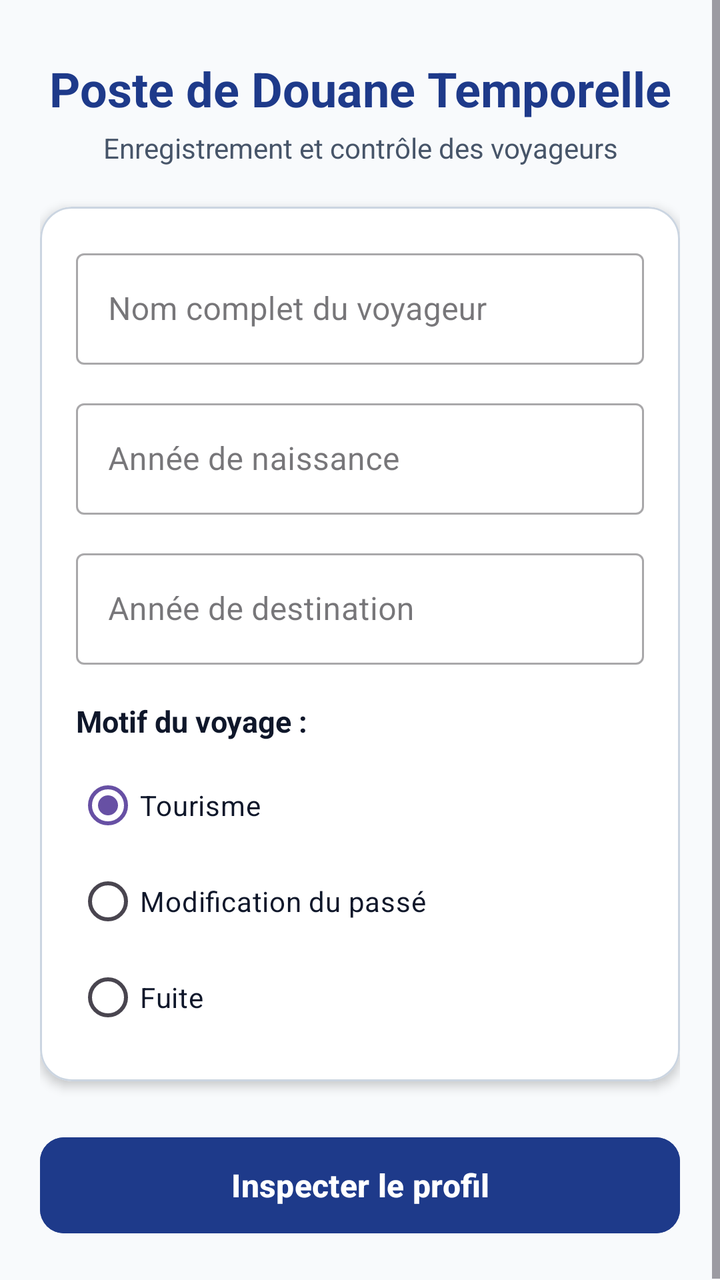
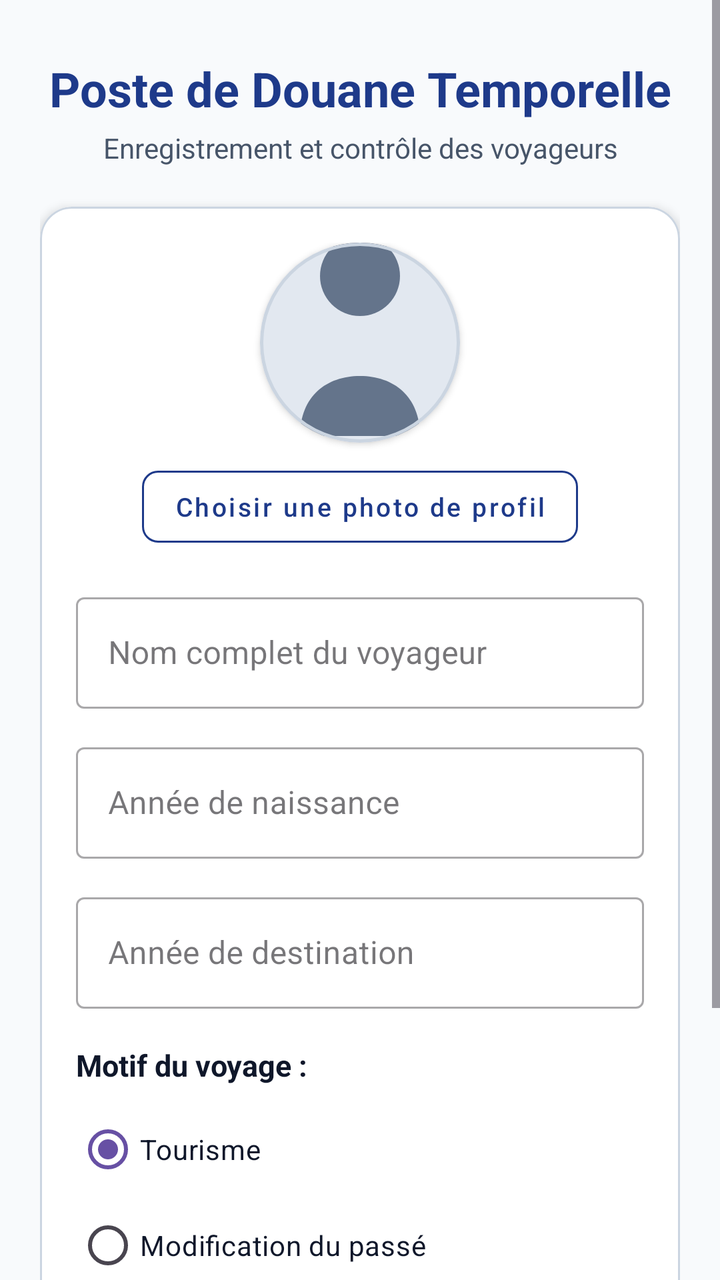

Before-and-after screenshots of an Android layout around one commit, followed by the original layout XML and the change that was made.
<!-- AndroidManifest.xml: application theme Theme.Douane -->
<!-- res/layout/activity_main.xml -->
<?xml version="1.0" encoding="utf-8"?>
<ScrollView xmlns:android="http://schemas.android.com/apk/res/android"
    xmlns:app="http://schemas.android.com/apk/res-auto"
    xmlns:tools="http://schemas.android.com/tools"
    android:id="@+id/scroll_main_wg"
    android:layout_width="match_parent"
    android:layout_height="match_parent"
    android:background="@color/bg_light"
    android:fillViewport="true"
    tools:context=".MainActivity">

    <LinearLayout
        android:id="@+id/ll_main_container_wg"
        android:layout_width="match_parent"
        android:layout_height="wrap_content"
        android:orientation="vertical"
        android:padding="20dp">

        
        <TextView
            android:id="@+id/tv_titre_wg"
            android:layout_width="match_parent"
            android:layout_height="wrap_content"
            android:layout_marginTop="8dp"
            android:gravity="center"
            android:text="@string/titre_formulaire"
            android:textColor="@color/primary_color"
            android:textSize="24sp"
            android:textStyle="bold" />

        <TextView
            android:id="@+id/tv_sous_titre_wg"
            android:layout_width="match_parent"
            android:layout_height="wrap_content"
            android:layout_marginTop="4dp"
            android:layout_marginBottom="20dp"
            android:gravity="center"
            android:text="@string/sous_titre_formulaire"
            android:textColor="@color/text_secondary"
            android:textSize="14sp" />

        
        <com.google.android.material.card.MaterialCardView
            android:id="@+id/card_form_wg"
            android:layout_width="match_parent"
            android:layout_height="wrap_content"
            android:layout_marginBottom="16dp"
            app:cardBackgroundColor="@color/card_bg"
            app:cardCornerRadius="16dp"
            app:cardElevation="3dp"
            app:strokeColor="@color/border_color"
            app:strokeWidth="1dp">

            <LinearLayout
                android:id="@+id/ll_form_content_wg"
                android:layout_width="match_parent"
                android:layout_height="wrap_content"
                android:orientation="vertical"
                android:padding="18dp">

                
                <com.google.android.material.textfield.TextInputLayout
                    android:id="@+id/til_nom_wg"
                    style="@style/Widget.MaterialComponents.TextInputLayout.OutlinedBox"
                    android:layout_width="match_parent"
                    android:layout_height="wrap_content"
                    android:layout_marginBottom="14dp"
                    android:hint="@string/label_nom">

                    <com.google.android.material.textfield.TextInputEditText
                        android:id="@+id/et_nom_wg"
                        android:layout_width="match_parent"
                        android:layout_height="wrap_content"
                        android:inputType="textPersonName|textCapWords"
                        android:textColor="@color/text_primary" />
                </com.google.android.material.textfield.TextInputLayout>

                
                <com.google.android.material.textfield.TextInputLayout
                    android:id="@+id/til_annee_naissance_wg"
                    style="@style/Widget.MaterialComponents.TextInputLayout.OutlinedBox"
                    android:layout_width="match_parent"
                    android:layout_height="wrap_content"
                    android:layout_marginBottom="14dp"
                    android:hint="@string/label_annee_naissance">

                    <com.google.android.material.textfield.TextInputEditText
                        android:id="@+id/et_annee_naissance_wg"
                        android:layout_width="match_parent"
                        android:layout_height="wrap_content"
                        android:inputType="number"
                        android:textColor="@color/text_primary" />
                </com.google.android.material.textfield.TextInputLayout>

                
                <com.google.android.material.textfield.TextInputLayout
                    android:id="@+id/til_annee_destination_wg"
                    style="@style/Widget.MaterialComponents.TextInputLayout.OutlinedBox"
                    android:layout_width="match_parent"
                    android:layout_height="wrap_content"
                    android:layout_marginBottom="18dp"
                    android:hint="@string/label_annee_destination">

                    <com.google.android.material.textfield.TextInputEditText
                        android:id="@+id/et_annee_destination_wg"
                        android:layout_width="match_parent"
                        android:layout_height="wrap_content"
                        android:inputType="number"
                        android:textColor="@color/text_primary" />
                </com.google.android.material.textfield.TextInputLayout>

                
                <TextView
                    android:id="@+id/tv_motif_label_wg"
                    android:layout_width="match_parent"
                    android:layout_height="wrap_content"
                    android:layout_marginBottom="8dp"
                    android:text="@string/label_motif"
                    android:textColor="@color/text_primary"
                    android:textSize="15sp"
                    android:textStyle="bold" />

                <RadioGroup
                    android:id="@+id/rg_motif_wg"
                    android:layout_width="match_parent"
                    android:layout_height="wrap_content"
                    android:orientation="vertical">

                    <RadioButton
                        android:id="@+id/rb_tourisme_wg"
                        android:layout_width="match_parent"
                        android:layout_height="wrap_content"
                        android:checked="true"
                        android:paddingVertical="4dp"
                        android:text="@string/motif_tourisme"
                        android:textColor="@color/text_primary"
                        android:textSize="14sp" />

                    <RadioButton
                        android:id="@+id/rb_modification_wg"
                        android:layout_width="match_parent"
                        android:layout_height="wrap_content"
                        android:paddingVertical="4dp"
                        android:text="@string/motif_modification"
                        android:textColor="@color/text_primary"
                        android:textSize="14sp" />

                    <RadioButton
                        android:id="@+id/rb_fuite_wg"
                        android:layout_width="match_parent"
                        android:layout_height="wrap_content"
                        android:paddingVertical="4dp"
                        android:text="@string/motif_fuite"
                        android:textColor="@color/text_primary"
                        android:textSize="14sp" />
                </RadioGroup>

            </LinearLayout>
        </com.google.android.material.card.MaterialCardView>

        
        <com.google.android.material.button.MaterialButton
            android:id="@+id/btn_inspecter_wg"
            android:layout_width="match_parent"
            android:layout_height="56dp"
            android:layout_marginTop="8dp"
            android:backgroundTint="@color/primary_color"
            android:text="@string/btn_inspecter"
            android:textAllCaps="false"
            android:textColor="@color/white"
            android:textSize="16sp"
            android:textStyle="bold"
            app:cornerRadius="12dp"
            app:iconGravity="textStart" />

    </LinearLayout>
</ScrollView>
<!-- resources referenced by this layout -->
<resources>
  <color name="bg_light">#F8FAFC</color>
  <color name="border_color">#CBD5E1</color>
  <color name="card_bg">#FFFFFF</color>
  <color name="primary_color">#1E3A8A</color>
  <color name="text_primary">#0F172A</color>
  <color name="text_secondary">#475569</color>
  <color name="white">#FFFFFFFF</color>
  <string name="btn_inspecter">Inspecter le profil</string>
  <string name="label_annee_destination">Année de destination</string>
  <string name="label_annee_naissance">Année de naissance</string>
  <string name="label_motif">Motif du voyage :</string>
  <string name="label_nom">Nom complet du voyageur</string>
  <string name="motif_fuite">Fuite</string>
  <string name="motif_modification">Modification du passé</string>
  <string name="motif_tourisme">Tourisme</string>
  <string name="sous_titre_formulaire">Enregistrement et contrôle des voyageurs</string>
  <string name="titre_formulaire">Poste de Douane Temporelle</string>
  <style name="Theme.Douane" parent="Base.Theme.Douane" />
  <style name="Base.Theme.Douane" parent="Theme.Material3.DayNight.NoActionBar">
          
          
      </style>
</resources>

<!-- the commit's change to res/layout/activity_main.xml (unified diff, before → after) -->
@@ -59,6 +59,48 @@
                 android:padding="18dp">
 
                 
+                <LinearLayout
+                    android:id="@+id/ll_photo_section_wg"
+                    android:layout_width="match_parent"
+                    android:layout_height="wrap_content"
+                    android:layout_marginBottom="16dp"
+                    android:gravity="center"
+                    android:orientation="vertical">
+
+                    <com.google.android.material.card.MaterialCardView
+                        android:id="@+id/card_photo_preview_wg"
+                        android:layout_width="100dp"
+                        android:layout_height="100dp"
+                        app:cardCornerRadius="50dp"
+                        app:cardElevation="2dp"
+                        app:strokeColor="@color/border_color"
+                        app:strokeWidth="1.5dp">
+
+                        <ImageView
+                            android:id="@+id/iv_photo_preview_wg"
+                            android:layout_width="match_parent"
+                            android:layout_height="match_parent"
+                            android:contentDescription="Photo du voyageur"
+                            android:scaleType="centerCrop"
+                            android:src="@drawable/ic_passport_avatar" />
+                    </com.google.android.material.card.MaterialCardView>
+
+                    <com.google.android.material.button.MaterialButton
+                        android:id="@+id/btn_choisir_photo_wg"
+                        style="@style/Widget.MaterialComponents.Button.OutlinedButton"
+                        android:layout_width="wrap_content"
+                        android:layout_height="wrap_content"
+                        android:layout_marginTop="8dp"
+                        android:text="@string/btn_choisir_photo"
+                        android:textAllCaps="false"
+                        android:textColor="@color/primary_color"
+                        android:textSize="13sp"
+                        app:cornerRadius="8dp"
+                        app:strokeColor="@color/primary_color"
+                        app:strokeWidth="1dp" />
+                </LinearLayout>
+
+                
                 <com.google.android.material.textfield.TextInputLayout
                     android:id="@+id/til_nom_wg"
                     style="@style/Widget.MaterialComponents.TextInputLayout.OutlinedBox"
<!-- resource entries referenced after the edit -->
@@ -7,6 +7,30 @@
   <color name="text_primary">#0F172A</color>
   <color name="text_secondary">#475569</color>
   <color name="white">#FFFFFFFF</color>
+  <!-- drawable ic_passport_avatar (drawable) -->
+  <vector xmlns:android="http://schemas.android.com/apk/res/android"
+      android:width="120dp"
+      android:height="160dp"
+      android:viewportWidth="120"
+      android:viewportHeight="160">
+      
+      <path
+          android:fillColor="#E2E8F0"
+          android:pathData="M8,8h104a8,8 0,0 1,8 8v128a8,8 0,0 1,-8 8H8a8,8 0,0 1,-8 -8V16A8,8 0,0 1,8 8z" />
+      
+      <path
+          android:fillColor="#64748B"
+          android:pathData="M60,40m-24,0a24,24 0,1 1,48 0a24,24 0,1 1,-48 0" />
+      
+      <path
+          android:fillColor="#64748B"
+          android:pathData="M24,136c0,-24 16,-36 36,-36s36,12 36,36z" />
+      
+      <path
+          android:fillColor="#334155"
+          android:pathData="M40,146h40v4h-40z" />
+  </vector>
+  <string name="btn_choisir_photo">Choisir une photo de profil</string>
   <string name="btn_inspecter">Inspecter le profil</string>
   <string name="label_annee_destination">Année de destination</string>
   <string name="label_annee_naissance">Année de naissance</string>
